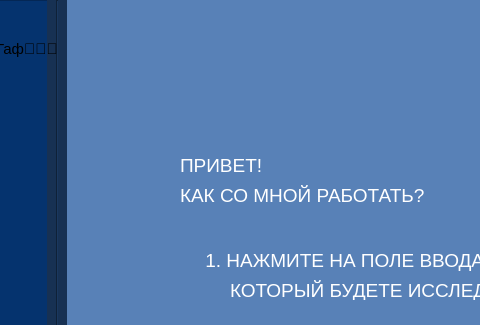
Before: the Qt Designer form interfaces/first_window.ui in EcuaDora/Dogs_interface, drawn with Qt 5; both pictures show x 420 to 900 and y 0 to 325 of the 1200 by 720 pixel window.
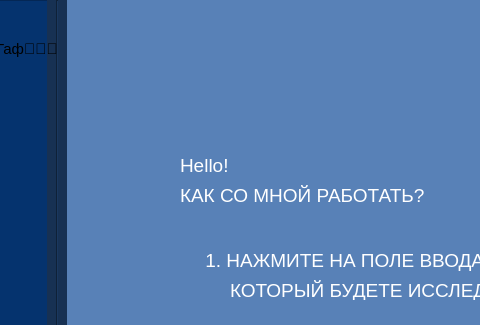
After: the same form once the commit is applied. Icons and pictures are not drawn.

What changed in the file:
```diff
--- a/interfaces/first_window.ui
+++ b/interfaces/first_window.ui
@@ -60,7 +60,7 @@
      <string notr="true">color: rgb(255, 255, 255);</string>
     </property>
     <property name="text">
-     <string>ПРИВЕТ!</string>
+     <string>Hello!</string>
     </property>
    </widget>
    <widget class="QLabel" name="label_6">
```
